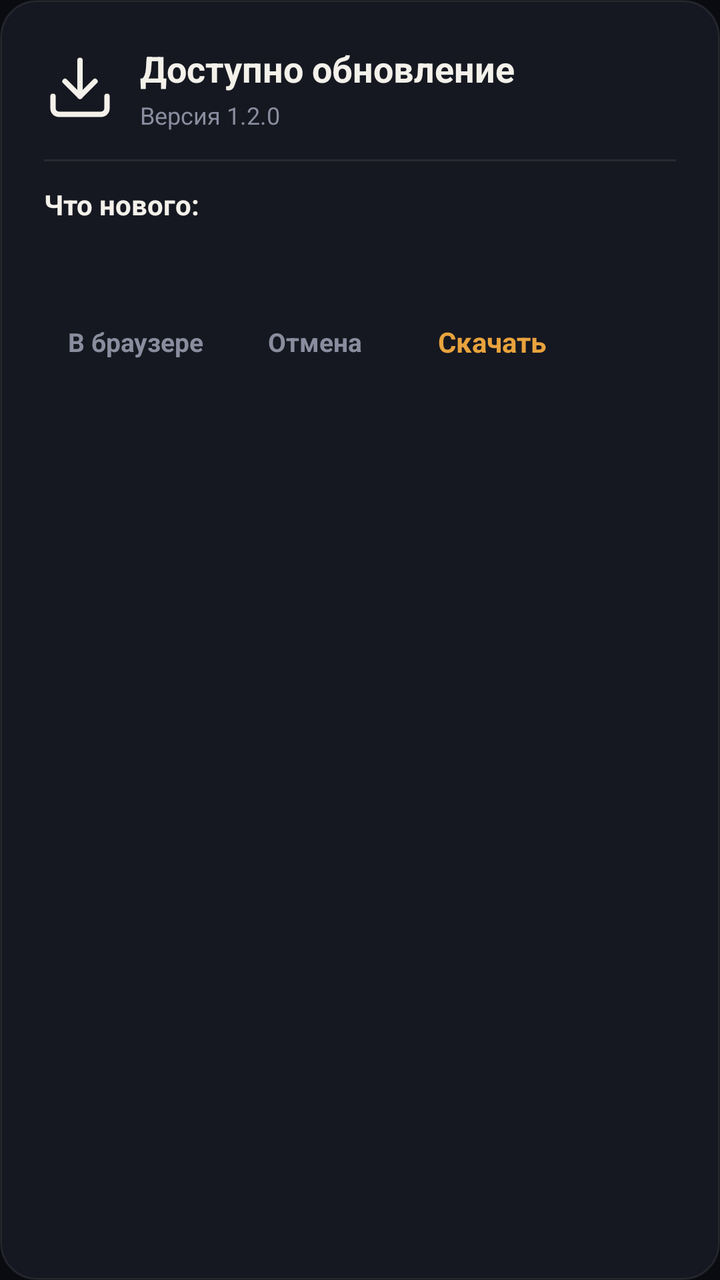
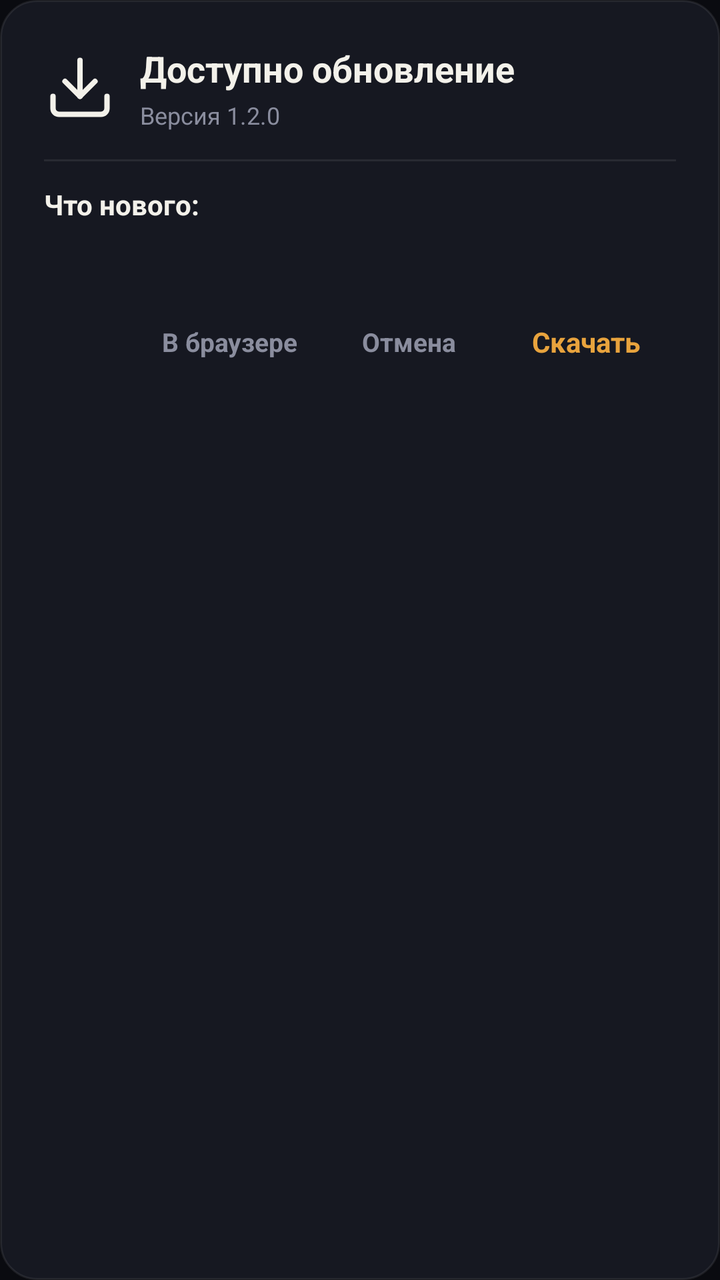

Compare the two renders of this Android layout. The source of the first and the diff that turns it into the second are given below.
<!-- AndroidManifest.xml: application theme Theme.Mirage -->
<!-- res/layout/dialog_update_available.xml -->
<?xml version="1.0" encoding="utf-8"?>
<LinearLayout xmlns:android="http://schemas.android.com/apk/res/android"
    android:id="@+id/dialogUpdateAvailableRoot"
    android:layout_width="match_parent"
    android:layout_height="wrap_content"
    android:background="@drawable/bg_card"
    android:orientation="vertical"
    android:padding="22dp">

    
    <LinearLayout
        android:layout_width="match_parent"
        android:layout_height="wrap_content"
        android:gravity="center_vertical"
        android:orientation="horizontal">

        <ImageView
            android:id="@+id/ivUpdateAvailableIcon"
            android:layout_width="36dp"
            android:layout_height="36dp"
            android:layout_marginEnd="12dp"
            android:src="@drawable/ic_download"
            android:contentDescription="@null" />

        <LinearLayout
            android:layout_width="0dp"
            android:layout_height="wrap_content"
            android:layout_weight="1"
            android:orientation="vertical">

            <TextView
                android:id="@+id/tvUpdateAvailableTitle"
                android:layout_width="wrap_content"
                android:layout_height="wrap_content"
                android:text="@string/update_dialog_title"
                android:textColor="@color/ink"
                android:textSize="18sp"
                android:textStyle="bold" />

            <TextView
                android:id="@+id/tvUpdateVersionBadge"
                android:layout_width="wrap_content"
                android:layout_height="wrap_content"
                android:layout_marginTop="3dp"
                android:text="Версия 1.2.0"
                android:textColor="@color/ink_soft"
                android:textSize="12sp" />
        </LinearLayout>
    </LinearLayout>

    <View
        android:id="@+id/vUpdateAvailableDivider"
        android:layout_width="match_parent"
        android:layout_height="1dp"
        android:layout_marginTop="14dp"
        android:layout_marginBottom="12dp"
        android:background="@color/card_stroke" />

    <TextView
        android:id="@+id/tvChangelogLabel"
        android:layout_width="wrap_content"
        android:layout_height="wrap_content"
        android:text="Что нового:"
        android:textColor="@color/ink"
        android:textSize="14sp"
        android:textStyle="bold" />

    <ScrollView
        android:layout_width="match_parent"
        android:layout_height="wrap_content"
        android:layout_marginTop="8dp"
        android:layout_marginBottom="14dp"
        android:maxHeight="200dp">

        <TextView
            android:id="@+id/tvUpdateChangelog"
            android:layout_width="match_parent"
            android:layout_height="wrap_content"
            android:lineSpacingExtra="3dp"
            android:textColor="@color/ink_soft"
            android:textSize="13sp" />
    </ScrollView>

    
    <LinearLayout
        android:id="@+id/layoutUpdateProgress"
        android:layout_width="match_parent"
        android:layout_height="wrap_content"
        android:layout_marginBottom="14dp"
        android:orientation="vertical"
        android:visibility="gone">

        <ProgressBar
            android:id="@+id/pbUpdateDownload"
            style="?android:attr/progressBarStyleHorizontal"
            android:layout_width="match_parent"
            android:layout_height="8dp"
            android:indeterminate="false"
            android:max="100"
            android:progress="0"
            android:progressBackgroundTint="@color/card_stroke"
            android:progressTint="@color/accent" />

        <TextView
            android:id="@+id/tvUpdateDownloadProgress"
            android:layout_width="match_parent"
            android:layout_height="wrap_content"
            android:layout_marginTop="6dp"
            android:gravity="center"
            android:text="@string/update_download_preparing"
            android:textColor="@color/ink_soft"
            android:textSize="12sp" />
    </LinearLayout>

    
    <LinearLayout
        android:layout_width="match_parent"
        android:layout_height="wrap_content"
        android:gravity="center_vertical"
        android:orientation="horizontal">

        <TextView
            android:id="@+id/btnUpdateBrowser"
            android:layout_width="wrap_content"
            android:layout_height="wrap_content"
            android:background="@android:color/transparent"
            android:clickable="true"
            android:focusable="false"
            android:paddingStart="12dp"
            android:paddingEnd="12dp"
            android:paddingTop="10dp"
            android:paddingBottom="10dp"
            android:text="@string/update_dialog_browser_btn"
            android:textColor="@color/ink_soft"
            android:textSize="13sp"
            android:textStyle="bold" />

        <TextView
            android:id="@+id/btnUpdateLater"
            android:layout_width="wrap_content"
            android:layout_height="wrap_content"
            android:layout_marginStart="8dp"
            android:background="@android:color/transparent"
            android:clickable="true"
            android:focusable="false"
            android:paddingStart="12dp"
            android:paddingEnd="12dp"
            android:paddingTop="10dp"
            android:paddingBottom="10dp"
            android:text="@string/update_dialog_later"
            android:textColor="@color/ink_soft"
            android:textSize="13sp"
            android:textStyle="bold" />

        <TextView
            android:id="@+id/btnUpdateDownload"
            android:layout_width="wrap_content"
            android:layout_height="wrap_content"
            android:layout_marginStart="8dp"
            android:background="@android:color/transparent"
            android:clickable="true"
            android:focusable="false"
            android:paddingStart="18dp"
            android:paddingEnd="18dp"
            android:paddingTop="10dp"
            android:paddingBottom="10dp"
            android:text="@string/update_dialog_download"
            android:textColor="@color/accent"
            android:textSize="14sp"
            android:textStyle="bold" />
    </LinearLayout>

</LinearLayout>
<!-- resources referenced by this layout -->
<resources>
  <color name="accent">#E8A33D</color>
  <color name="card_stroke">#14FFFFFF</color>
  <color name="ink">#F3F1EA</color>
  <color name="ink_soft">#8A8D9E</color>
  <!-- drawable bg_card (drawable) -->
  <?xml version="1.0" encoding="utf-8"?>
  <shape xmlns:android="http://schemas.android.com/apk/res/android"
      android:shape="rectangle">
      <corners android:radius="18dp" />
      <solid android:color="@color/card" />
      <stroke
          android:width="1dp"
          android:color="@color/card_stroke" />
  </shape>
  <!-- drawable ic_download (drawable) -->
  <?xml version="1.0" encoding="utf-8"?>
  <vector xmlns:android="http://schemas.android.com/apk/res/android"
      android:width="20dp"
      android:height="20dp"
      android:viewportWidth="24"
      android:viewportHeight="24">
      <path
          android:strokeColor="@color/ink"
          android:strokeWidth="1.8"
          android:strokeLineCap="round"
          android:strokeLineJoin="round"
          android:pathData="M21,15v4a2,2 0 0,1 -2,2H5a2,2 0 0,1 -2,-2v-4" />
      <path
          android:strokeColor="@color/ink"
          android:strokeWidth="1.8"
          android:strokeLineCap="round"
          android:strokeLineJoin="round"
          android:pathData="M7,10l5,5 5,-5" />
      <path
          android:strokeColor="@color/ink"
          android:strokeWidth="1.8"
          android:strokeLineCap="round"
          android:strokeLineJoin="round"
          android:pathData="M12,15V3" />
  </vector>
  <string name="update_dialog_browser_btn">В браузере</string>
  <string name="update_dialog_download">Скачать</string>
  <string name="update_dialog_later">Отмена</string>
  <string name="update_dialog_title">Доступно обновление</string>
  <string name="update_download_preparing">Подготовка к загрузке…</string>
  <style name="Theme.Mirage" parent="Theme.Material3.Dark.NoActionBar">
          <item name="android:windowBackground">@color/bg</item>
          <item name="android:statusBarColor">@color/bg</item>
          <item name="android:navigationBarColor">@color/bg</item>
          <item name="android:windowLightStatusBar">false</item>
          <item name="colorPrimary">@color/amber</item>
          <item name="colorSecondary">@color/amber_deep</item>
          <item name="colorSurface">@color/card</item>
          <item name="colorOnSurface">@color/ink</item>
      </style>
  <color name="card">#161821</color>
  <color name="bg">#0A0B10</color>
  <color name="amber">#E8A33D</color>
  <color name="amber_deep">#C9722A</color>
</resources>

<!-- the commit's change to res/layout/dialog_update_available.xml (unified diff, before → after) -->
@@ -116,7 +116,7 @@
     <LinearLayout
         android:layout_width="match_parent"
         android:layout_height="wrap_content"
-        android:gravity="center_vertical"
+        android:gravity="end|center_vertical"
         android:orientation="horizontal">
 
         <TextView
